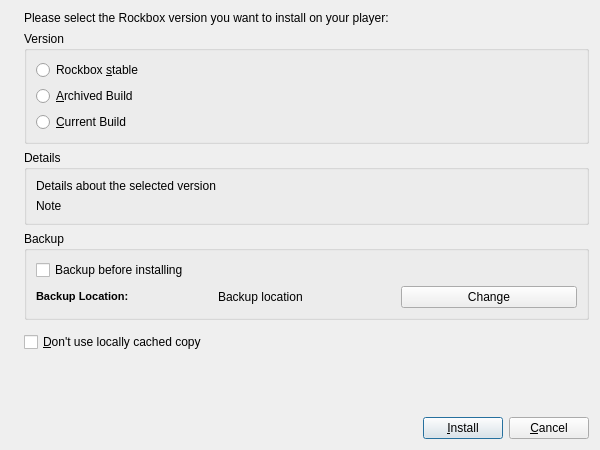
First picture: the form in rbutil/rbutilqt/installfrm.ui, repository Rockbox-Chinese-Community/Rockbox-RCC, before the edit.
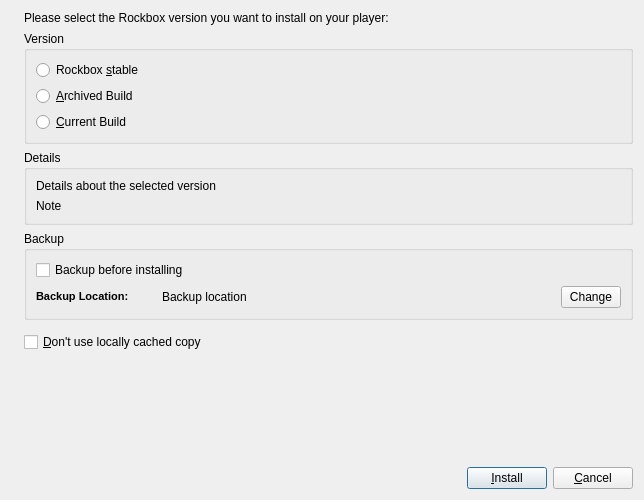
Second picture: the form after the edit. Icons and pictures are not drawn.

Commit message: rbutil: more improvements for the backup mechanism.

Diff of the .ui file:
```diff
--- a/rbutil/rbutilqt/installfrm.ui
+++ b/rbutil/rbutilqt/installfrm.ui
@@ -8,8 +8,8 @@
    <rect>
     <x>0</x>
     <y>0</y>
-    <width>600</width>
-    <height>450</height>
+    <width>644</width>
+    <height>500</height>
    </rect>
   </property>
   <property name="windowTitle" >
@@ -163,17 +163,6 @@
         </property>
        </widget>
       </item>
-      <item row="1" column="0" >
-       <widget class="QLabel" name="label_3" >
-        <property name="text" >
-         <string>&lt;!DOCTYPE HTML PUBLIC "-//W3C//DTD HTML 4.0//EN" "http://www.w3.org/TR/REC-html40/strict.dtd">
-&lt;html>&lt;head>&lt;meta name="qrichtext" content="1" />&lt;style type="text/css">
-p, li { white-space: pre-wrap; }
-&lt;/style>&lt;/head>&lt;body style=" font-family:'MS Shell Dlg 2'; font-size:8.25pt; font-weight:400; font-style:normal;">
-&lt;p style=" margin-top:0px; margin-bottom:0px; margin-left:0px; margin-right:0px; -qt-block-indent:0; text-indent:0px;">&lt;span style=" font-size:8pt; font-weight:600;">Backup Location:&lt;/span>&lt;/p>&lt;/body>&lt;/html></string>
-        </property>
-       </widget>
-      </item>
       <item row="1" column="1" >
        <widget class="QLabel" name="backupLocation" >
         <property name="text" >
@@ -183,12 +172,51 @@
       </item>
       <item row="1" column="2" >
        <widget class="QPushButton" name="changeBackup" >
+        <property name="sizePolicy" >
+         <sizepolicy vsizetype="Fixed" hsizetype="Minimum" >
+          <horstretch>0</horstretch>
+          <verstretch>0</verstretch>
+         </sizepolicy>
+        </property>
+        <property name="maximumSize" >
+         <size>
+          <width>60</width>
+          <height>16777215</height>
+         </size>
+        </property>
         <property name="text" >
          <string>Change</string>
         </property>
        </widget>
       </item>
+      <item row="1" column="0" >
+       <widget class="QLabel" name="backupLabel" >
+        <property name="sizePolicy" >
+         <sizepolicy vsizetype="Preferred" hsizetype="Minimum" >
+          <horstretch>0</horstretch>
+          <verstretch>0</verstretch>
+         </sizepolicy>
+        </property>
+        <property name="maximumSize" >
+         <size>
+          <width>120</width>
+          <height>16777215</height>
+         </size>
+        </property>
+        <property name="text" >
+         <string>&lt;!DOCTYPE HTML PUBLIC "-//W3C//DTD HTML 4.0//EN" "http://www.w3.org/TR/REC-html40/strict.dtd">
+&lt;html>&lt;head>&lt;meta name="qrichtext" content="1" />&lt;style type="text/css">
+p, li { white-space: pre-wrap; }
+&lt;/style>&lt;/head>&lt;body style=" font-family:'MS Shell Dlg 2'; font-size:8.25pt; font-weight:400; font-style:normal;">
+&lt;p style=" margin-top:0px; margin-bottom:0px; margin-left:0px; margin-right:0px; -qt-block-indent:0; text-indent:0px;">&lt;span style=" font-size:8pt; font-weight:600;">Backup Location:&lt;/span>&lt;/p>&lt;/body>&lt;/html></string>
+        </property>
+       </widget>
+      </item>
      </layout>
+     <zorder>backup</zorder>
+     <zorder>backupLocation</zorder>
+     <zorder>changeBackup</zorder>
+     <zorder>backupLabel</zorder>
     </widget>
    </item>
    <item row="5" column="1" >
```
The commit also changes 3 other files.
